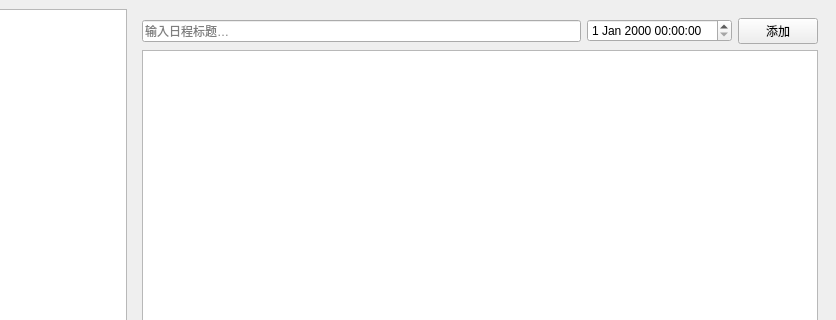
Qt form mainwindow.ui (YOLOMIN/schedule-app) before a commit; both pictures show x 138 to 974 and y 0 to 320 of the 974 by 599 pixel window.
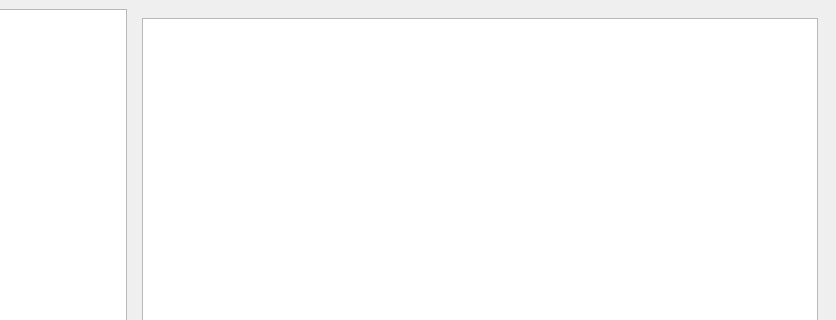
The same form after that commit.

Commit message: 实现每日计划显示

Patch:
```diff
--- a/mainwindow.ui
+++ b/mainwindow.ui
@@ -48,7 +48,7 @@
     <item>
      <widget class="QStackedWidget" name="stackedWidget">
       <property name="currentIndex">
-       <number>0</number>
+       <number>2</number>
       </property>
       <widget class="QWidget" name="page">
        <layout class="QVBoxLayout" name="verticalLayout">
@@ -103,6 +103,17 @@
         </item>
        </layout>
       </widget>
+      <widget class="QWidget" name="page_3">
+       <layout class="QVBoxLayout" name="verticalLayout_3">
+        <item>
+         <widget class="QTextEdit" name="planDisplay">
+          <property name="readOnly">
+           <bool>true</bool>
+          </property>
+         </widget>
+        </item>
+       </layout>
+      </widget>
      </widget>
     </item>
    </layout>
```
The commit also changes 2 other files.
